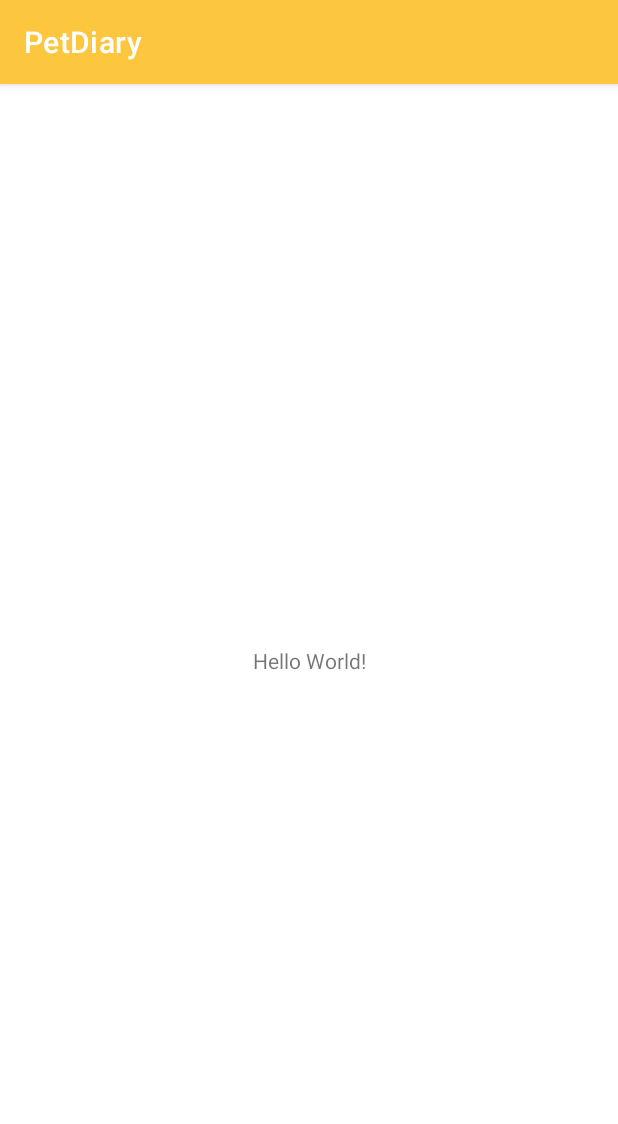
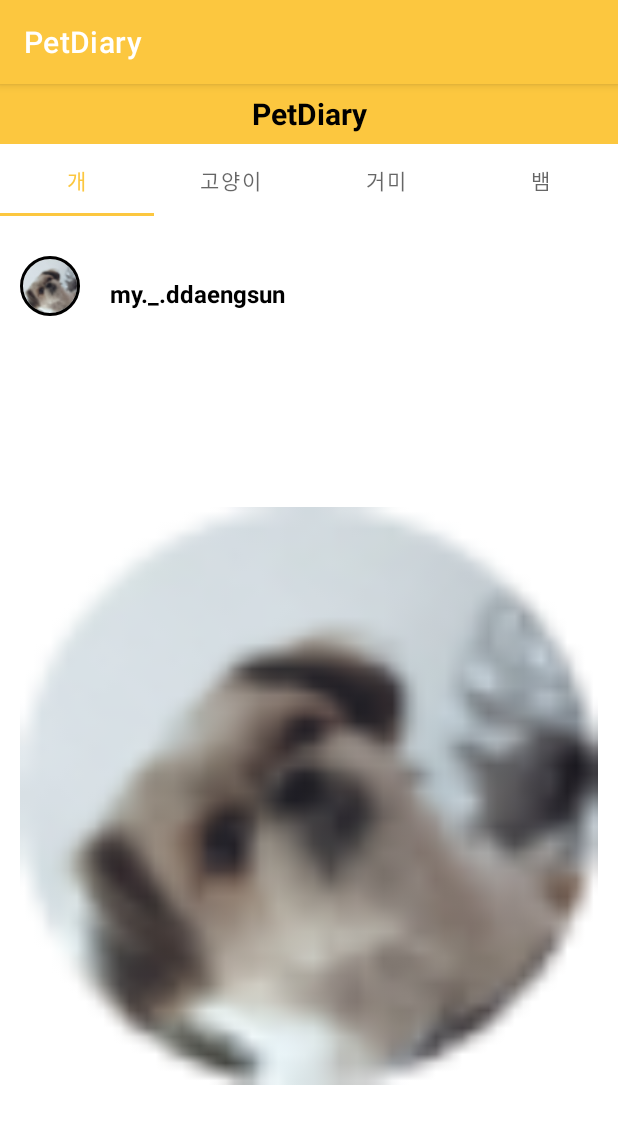
Before and after one commit to sanglim00/2022-02-MobileProgramming-Team1, an Android app: the screen it shows after launch (MainActivity), on a phone screen of 412 x 824 dp. Shown: the top 1124 px of the screen. Run offline under Robolectric (Android 15) with nearby library versions, the phone set to English and light mode, and no system bars; our stand-ins replace CircleImageView.

Commit message:
feat. main page

```diff
--- a/app/src/main/res/layout/activity_main.xml
+++ b/app/src/main/res/layout/activity_main.xml
@@ -1,18 +1,166 @@
 <?xml version="1.0" encoding="utf-8"?>
-<androidx.constraintlayout.widget.ConstraintLayout xmlns:android="http://schemas.android.com/apk/res/android"
+<RelativeLayout xmlns:android="http://schemas.android.com/apk/res/android"
     xmlns:app="http://schemas.android.com/apk/res-auto"
     xmlns:tools="http://schemas.android.com/tools"
     android:layout_width="match_parent"
     android:layout_height="match_parent"
-    tools:context=".MainActivity">
+    tools:context=".main_page">
 
     <TextView
-        android:layout_width="wrap_content"
-        android:layout_height="wrap_content"
-        android:text="Hello World!"
-        app:layout_constraintBottom_toBottomOf="parent"
+        android:id="@+id/Logo"
+        android:layout_width="match_parent"
+        android:layout_height="40dp"
+        android:gravity="center"
+        android:text="PetDiary"
+        android:textColor="@color/black"
+        android:textSize="20dp"
+        android:textStyle="bold"
+        android:background="#FCC73F"
         app:layout_constraintEnd_toEndOf="parent"
         app:layout_constraintStart_toStartOf="parent"
         app:layout_constraintTop_toTopOf="parent" />
 
-</androidx.constraintlayout.widget.ConstraintLayout>
+    <com.google.android.material.tabs.TabLayout
+        android:id="@+id/tab"
+        android:layout_width="match_parent"
+        android:layout_height="wrap_content"
+        android:layout_below="@id/Logo"
+        app:layout_constraintEnd_toEndOf="parent"
+        app:layout_constraintStart_toStartOf="parent"
+        app:tabIndicatorColor="#FCC73F"
+        app:tabSelectedTextColor="#FCC73F"
+        tools:layout_editor_absoluteY="47dp">
+
+        <com.google.android.material.tabs.TabItem
+            android:layout_width="wrap_content"
+            android:layout_height="wrap_content"
+            android:text="개" />
+
+        <com.google.android.material.tabs.TabItem
+            android:layout_width="wrap_content"
+            android:layout_height="wrap_content"
+            android:text="고양이" />
+
+        <com.google.android.material.tabs.TabItem
+            android:layout_width="wrap_content"
+            android:layout_height="wrap_content"
+            android:text="거미" />
+
+        <com.google.android.material.tabs.TabItem
+            android:layout_width="wrap_content"
+            android:layout_height="wrap_content"
+            android:text="뱀" />
+    </com.google.android.material.tabs.TabLayout>
+
+    <ScrollView
+        android:id="@+id/mainScroll"
+        android:layout_width="match_parent"
+        android:layout_height="match_parent"
+        android:layout_below="@id/tab"
+        android:layout_marginStart="20px"
+        android:layout_marginTop="40px"
+        android:layout_marginEnd="20px"
+        android:layout_marginBottom="20px">
+
+        <RelativeLayout
+            android:id="@+id/content1"
+            android:layout_width="match_parent"
+            android:layout_height="wrap_content">
+
+            <GridLayout
+                android:id="@+id/picIdSet1"
+                android:layout_width="match_parent"
+                android:layout_height="wrap_content"
+                android:orientation="horizontal">
+
+                <de.hdodenhof.circleimageview.CircleImageView
+                    android:id="@+id/profile_image"
+                    android:layout_width="40dp"
+                    android:layout_height="40dp"
+                    android:src="@drawable/ddaeng"
+                    app:civ_border_color="#FF000000"
+                    app:civ_border_width="2dp" />
+
+                <TextView
+                    android:id="@+id/content1_uid"
+                    android:layout_width="match_parent"
+                    android:layout_height="match_parent"
+                    android:layout_marginLeft="30px"
+                    android:layout_marginTop="21px"
+
+                    android:text="my._.ddaengsun"
+                    android:textColor="@color/black"
+                    android:textSize="16dp"
+                    android:textStyle="bold" />
+            </GridLayout>
+
+            <ImageView
+                android:id="@+id/inputPic1"
+                android:layout_width="match_parent"
+                android:layout_height="900px"
+                android:layout_below="@id/picIdSet1"
+                android:layout_marginTop="30px"
+                android:src="@drawable/ddaeng"></ImageView>
+
+            <TextView
+                android:id="@+id/pic1mainText"
+                android:layout_width="match_parent"
+                android:layout_height="wrap_content"
+                android:layout_below="@id/inputPic1"
+                android:layout_marginTop="30px"
+                android:text="더미 데이터입니다. 텍스트 들어갈 자리입니다."
+                android:textStyle="normal"
+                android:textColor="@color/black"
+                android:textSize="14dp" />
+
+            <GridLayout
+                android:id="@+id/picIdSet2"
+                android:layout_marginTop="30px"
+                android:layout_below="@id/pic1mainText"
+                android:layout_width="match_parent"
+                android:layout_height="wrap_content"
+                android:orientation="horizontal">
+
+                <de.hdodenhof.circleimageview.CircleImageView
+                    android:id="@+id/profile_image2"
+                    android:layout_width="40dp"
+                    android:layout_height="40dp"
+                    android:src="@drawable/ddaeng"
+                    app:civ_border_color="#FF000000"
+                    app:civ_border_width="2dp" />
+
+                <TextView
+                    android:id="@+id/content2_uid"
+                    android:layout_width="match_parent"
+                    android:layout_height="match_parent"
+                    android:layout_marginLeft="30px"
+                    android:layout_marginTop="21px"
+
+                    android:text="my._.ddaengsun"
+                    android:textColor="@color/black"
+                    android:textSize="16dp"
+                    android:textStyle="bold" />
+            </GridLayout>
+
+            <ImageView
+                android:id="@+id/inputPic2"
+                android:layout_width="match_parent"
+                android:layout_height="900px"
+                android:layout_below="@id/picIdSet2"
+                android:layout_marginTop="30px"
+                android:src="@drawable/ddaeng"></ImageView>
+
+            <TextView
+                android:id="@+id/pic1mainText2"
+                android:layout_width="match_parent"
+                android:layout_height="wrap_content"
+                android:layout_below="@id/inputPic2"
+                android:layout_marginTop="30px"
+                android:text="더미 데이터입니다. 텍스트 들어갈 자리입니다."
+                android:textStyle="normal"
+                android:textColor="@color/black"
+                android:textSize="14dp" />
+
+        </RelativeLayout>
+    </ScrollView>
+</RelativeLayout>
```
